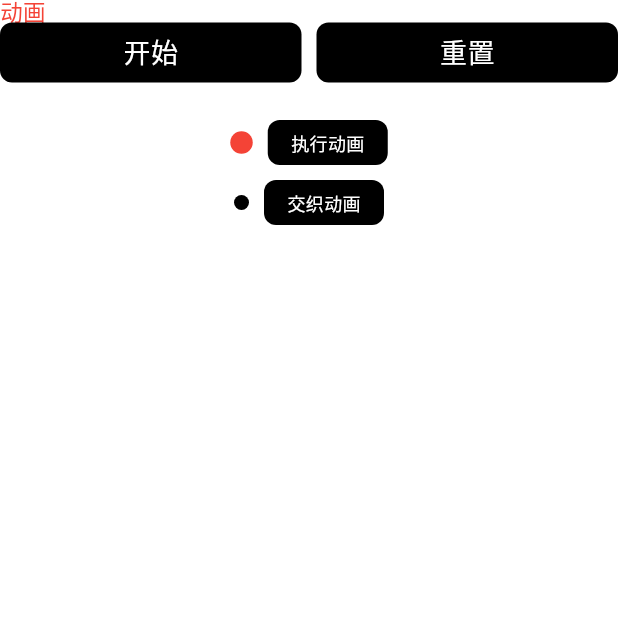
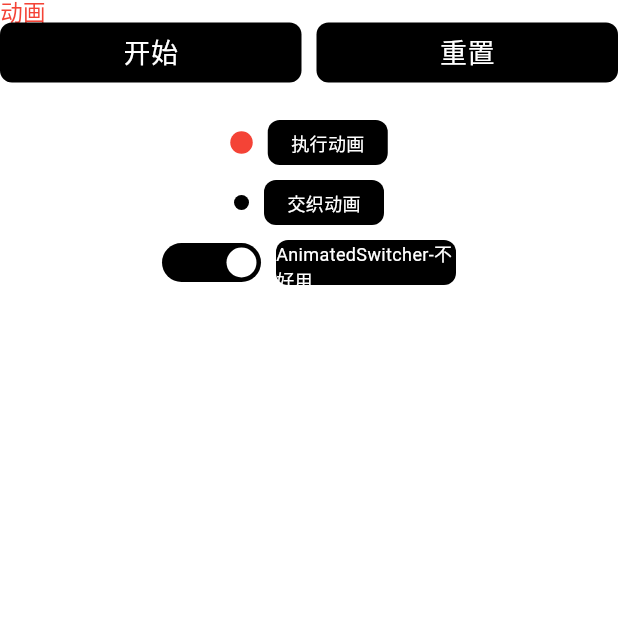
Before and after one commit to SpringRollHHB/FlutterUiTest, a Flutter app: the DongHuaWidget screen opened directly, on a phone screen of 412 x 824 dp, the top half of it. Run offline on Flutter 3.47's test engine with Material 3 defaults, Android fonts, the light colour scheme and no system bars; our stand-ins replace auto_size_text, get.

Commit message:
AnimatedSwitcher

```diff
--- a/lib/layout/dong_hua_widget.dart
+++ b/lib/layout/dong_hua_widget.dart
@@ -1,3 +1,5 @@
+import 'dart:math';
+
 import 'package:flutter/cupertino.dart';
 import 'package:flutter/material.dart';
 import 'package:flutter/services.dart';
@@ -221,6 +223,64 @@ class _DongHuaWidgetState extends State<DongHuaWidget> with TickerProviderStateM
                 )
               ],
             ),
+            const SizedBox(height: 10,),
+            Row(
+              mainAxisSize: MainAxisSize.min,
+              children: [
+                Obx(() {
+                  return Container(
+                    height: 26,
+                    width: 66,
+                    padding: const EdgeInsets.all(3),
+                    alignment: Alignment.centerLeft,
+                    decoration: const BoxDecoration(
+                      color: Colors.black,
+                      borderRadius: BorderRadius.all(Radius.circular(20)),
+                    ),
+                    child: AnimatedSwitcher(
+                      duration: const Duration(seconds: 1),
+                      reverseDuration: const Duration(seconds: 1),
+                      child: Container(
+                        key: Key("${DateTime.now().millisecondsSinceEpoch}-${start.value}"),
+                        height: 20,
+                        width: 20,
+                        decoration: BoxDecoration(
+                          shape: BoxShape.circle,
+                          color: start.value ? Colors.white : Colors.red,
+                        ),
+                      ),
+                      transitionBuilder: (Widget _child, Animation<double> animation) {
+                        var marginLeft = Tween(begin: 0.0,end: 40.0).animate(animation);
+                        return AnimatedBuilder(
+                            animation: animation,
+                            builder: (BuildContext context, Widget? child) {
+                              return Container(
+                                margin: EdgeInsets.only(left: marginLeft.value),
+                                child: _child,
+                              );
+                            });
+                      },
+                    ),
+                  );
+                }),
+                const SizedBox(width: 10,),
+                GestureDetector(
+                  onTap: (){
+                    start.value = !start.value;
+                  },
+                  child: Container(
+                    decoration: BoxDecoration(
+                        color: Colors.black,
+                        borderRadius: BorderRadius.circular(8)
+                    ),
+                    width: 120,
+                    height: 30,
+                    alignment: Alignment.center,
+                    child: const Text("AnimatedSwitcher-不好用",style: TextStyle(color: Colors.white,fontSize: 12),),
+                  ),
+                )
+              ],
+            )
 
 
           ],
```
